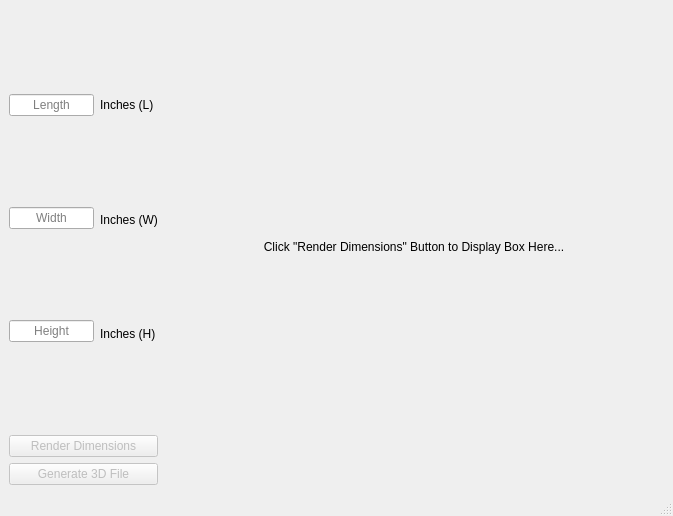
First picture: the form in Stor3d/Stor3d.ui, repository wassupwolves/Capstone, before the edit.
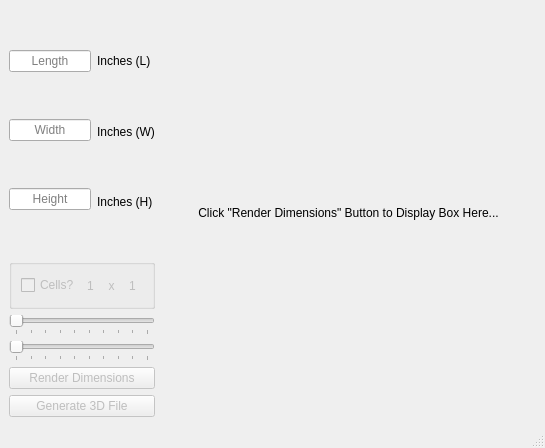
Second picture: the form after the edit.

Patch:
```diff
--- a/Stor3d/Stor3d.ui
+++ b/Stor3d/Stor3d.ui
@@ -6,8 +6,8 @@
    <rect>
     <x>0</x>
     <y>0</y>
-    <width>673</width>
-    <height>516</height>
+    <width>545</width>
+    <height>448</height>
    </rect>
   </property>
   <property name="windowTitle">
@@ -86,6 +86,132 @@
         </item>
        </layout>
       </item>
+      <item>
+       <widget class="QGroupBox" name="">
+        <property name="maximumSize">
+         <size>
+          <width>16777215</width>
+          <height>50</height>
+         </size>
+        </property>
+        <layout class="QHBoxLayout" name="horizontalLayout_3">
+         <property name="spacing">
+          <number>0</number>
+         </property>
+         <property name="sizeConstraint">
+          <enum>QLayout::SetDefaultConstraint</enum>
+         </property>
+         <item>
+          <widget class="QCheckBox" name="slottedCheckBox">
+           <property name="enabled">
+            <bool>false</bool>
+           </property>
+           <property name="text">
+            <string>Cells?</string>
+           </property>
+          </widget>
+         </item>
+         <item>
+          <widget class="QLabel" name="gridLength">
+           <property name="enabled">
+            <bool>false</bool>
+           </property>
+           <property name="maximumSize">
+            <size>
+             <width>16777215</width>
+             <height>16777215</height>
+            </size>
+           </property>
+           <property name="text">
+            <string>1</string>
+           </property>
+           <property name="alignment">
+            <set>Qt::AlignCenter</set>
+           </property>
+          </widget>
+         </item>
+         <item>
+          <widget class="QLabel" name="gridX">
+           <property name="enabled">
+            <bool>false</bool>
+           </property>
+           <property name="maximumSize">
+            <size>
+             <width>16777215</width>
+             <height>16777215</height>
+            </size>
+           </property>
+           <property name="text">
+            <string>x</string>
+           </property>
+           <property name="alignment">
+            <set>Qt::AlignCenter</set>
+           </property>
+          </widget>
+         </item>
+         <item>
+          <widget class="QLabel" name="gridWidth">
+           <property name="enabled">
+            <bool>false</bool>
+           </property>
+           <property name="text">
+            <string>1</string>
+           </property>
+           <property name="alignment">
+            <set>Qt::AlignCenter</set>
+           </property>
+          </widget>
+         </item>
+        </layout>
+       </widget>
+      </item>
+      <item>
+       <widget class="QSlider" name="lengthCellSlider">
+        <property name="enabled">
+         <bool>false</bool>
+        </property>
+        <property name="minimum">
+         <number>1</number>
+        </property>
+        <property name="maximum">
+         <number>10</number>
+        </property>
+        <property name="value">
+         <number>1</number>
+        </property>
+        <property name="orientation">
+         <enum>Qt::Horizontal</enum>
+        </property>
+        <property name="tickPosition">
+         <enum>QSlider::TicksBelow</enum>
+        </property>
+        <property name="tickInterval">
+         <number>1</number>
+        </property>
+       </widget>
+      </item>
+      <item>
+       <widget class="QSlider" name="widthCellSlider">
+        <property name="enabled">
+         <bool>false</bool>
+        </property>
+        <property name="minimum">
+         <number>1</number>
+        </property>
+        <property name="maximum">
+         <number>10</number>
+        </property>
+        <property name="orientation">
+         <enum>Qt::Horizontal</enum>
+        </property>
+        <property name="tickPosition">
+         <enum>QSlider::TicksBelow</enum>
+        </property>
+        <property name="tickInterval">
+         <number>1</number>
+        </property>
+       </widget>
+      </item>
       <item>
        <widget class="QPushButton" name="renderDimensions">
         <property name="enabled">
@@ -112,8 +238,8 @@
      <widget class="QLabel" name="insert_picture">
       <property name="minimumSize">
        <size>
-        <width>500</width>
-        <height>0</height>
+        <width>375</width>
+        <height>375</height>
        </size>
       </property>
       <property name="text">
```
Left out of the diff: 2 changed lines with no effect on the pictures.
